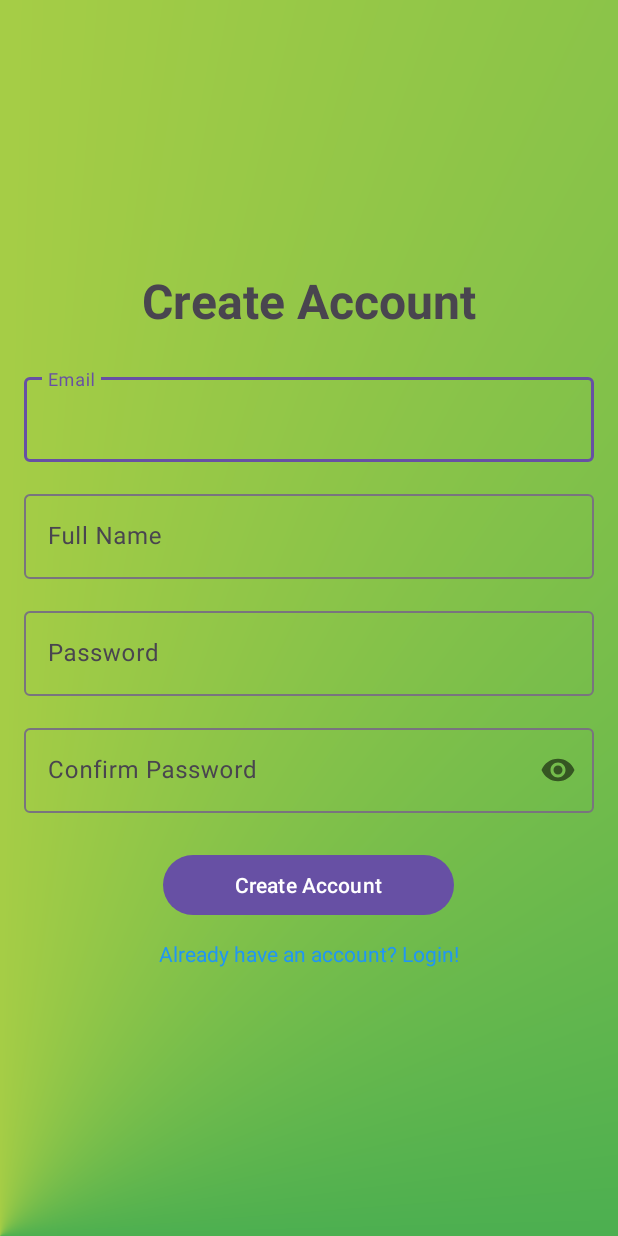
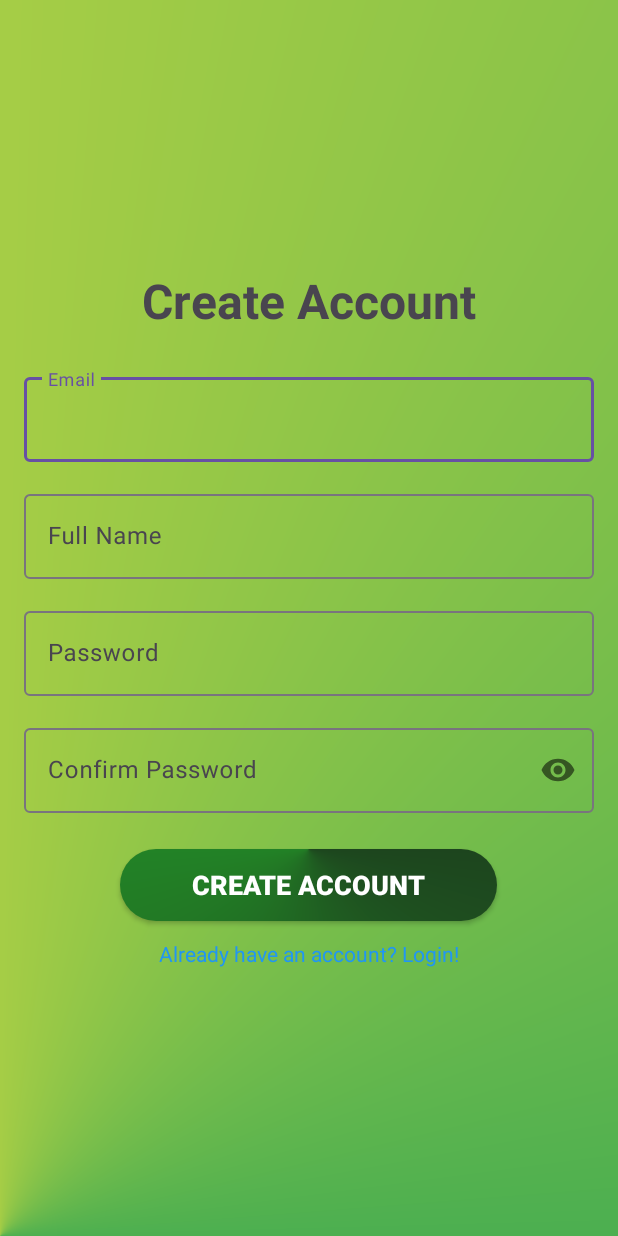
Before and after one commit to gyarsilalsolanki011/Make_Attendance, an Android app: the RegisterActivity screen opened directly, with no data from a screen before it, on a phone screen of 412 x 824 dp. Run offline under Robolectric (Android 15) with nearby library versions, the phone set to English and light mode, and no system bars; our stand-ins replace Firebase (no records; nobody signed in at launch, a user with empty details on screens opened directly).

Commit message:
button background added

```diff
--- /dev/null
+++ b/app/src/main/res/drawable/button_background.xml
@@ -0,0 +1,9 @@
+<?xml version="1.0" encoding="utf-8"?>
+<shape xmlns:android="http://schemas.android.com/apk/res/android"
+    android:shape="rectangle">
+    <corners android:radius="24dp"/>
+    <gradient android:type="sweep" android:angle="100"
+        android:startColor="#1D451E" android:endColor="#28BF2E"
+        android:centerX=".5"
+        android:centerY="0"/>
+</shape>
--- a/app/src/main/res/layout/activity_login.xml
+++ b/app/src/main/res/layout/activity_login.xml
@@ -5,7 +5,7 @@
     android:id="@+id/main"
     android:layout_width="match_parent"
     android:layout_height="match_parent"
-    android:background="@drawable/background"
+    android:background="@drawable/activity_background"
     tools:context=".activities.LoginActivity"
     android:gravity="center"
     android:padding="16dp"
@@ -51,12 +51,14 @@
     </com.google.android.material.textfield.TextInputLayout>
 
 
-    <com.google.android.material.button.MaterialButton
+    <androidx.appcompat.widget.AppCompatButton
         android:id="@+id/loginButton"
+        android:background="@drawable/button_background"
         android:layout_marginTop="24dp"
         android:paddingHorizontal="48dp"
         android:layout_width="wrap_content"
         android:layout_height="wrap_content"
+        android:theme="@style/Theme.Button.Text"
         android:text="@string/login" />
 
     <com.google.android.material.progressindicator.CircularProgressIndicator
--- a/app/src/main/res/layout/activity_main.xml
+++ b/app/src/main/res/layout/activity_main.xml
@@ -5,7 +5,7 @@
     android:id="@+id/main"
     android:layout_width="match_parent"
     android:layout_height="match_parent"
-    android:background="@drawable/background"
+    android:background="@drawable/activity_background"
     tools:context=".activities.MainActivity">
 
     <TextView
--- a/app/src/main/res/layout/activity_register.xml
+++ b/app/src/main/res/layout/activity_register.xml
@@ -5,7 +5,7 @@
     android:id="@+id/main"
     android:layout_width="match_parent"
     android:layout_height="match_parent"
-    android:background="@drawable/background"
+    android:background="@drawable/activity_background"
     tools:context=".activities.LoginActivity"
     android:gravity="center"
     android:padding="16dp"
@@ -67,12 +67,14 @@
             android:layout_height="wrap_content"/>
     </com.google.android.material.textfield.TextInputLayout>
 
-    <com.google.android.material.button.MaterialButton
+    <androidx.appcompat.widget.AppCompatButton
         android:id="@+id/createAccountButton"
+        android:background="@drawable/button_background"
         android:layout_marginTop="24dp"
         android:paddingHorizontal="48dp"
         android:layout_width="wrap_content"
         android:layout_height="wrap_content"
+        android:theme="@style/Theme.Button.Text"
         android:text="@string/create_account" />
 
     <com.google.android.material.progressindicator.CircularProgressIndicator
--- a/app/src/main/res/layout/activity_splash.xml
+++ b/app/src/main/res/layout/activity_splash.xml
@@ -5,7 +5,7 @@
     android:id="@+id/main"
     android:layout_width="match_parent"
     android:layout_height="match_parent"
-    android:background="@drawable/background"
+    android:background="@drawable/activity_background"
     tools:context=".activities.SplashActivity">
 
     <com.google.android.material.progressindicator.CircularProgressIndicator
--- a/app/src/main/res/values/themes.xml
+++ b/app/src/main/res/values/themes.xml
@@ -6,4 +6,11 @@
     </style>
 
     <style name="Theme.MakeAttendance" parent="Base.Theme.MakeAttendance" />
+
+    <!-- Designed Theme -->
+    <style name="Theme.Button.Text" parent="Base.Theme.MakeAttendance">
+        <item name="android:textSize">18sp</item>
+        <item name="android:textColor">@color/white</item>
+        <item name="android:textStyle">bold</item>
+    </style>
 </resources>
```
Also changed, not shown: app/src/main/res/drawable/activity_background.xml (renamed from app/src/main/res/drawable/background.xml).
